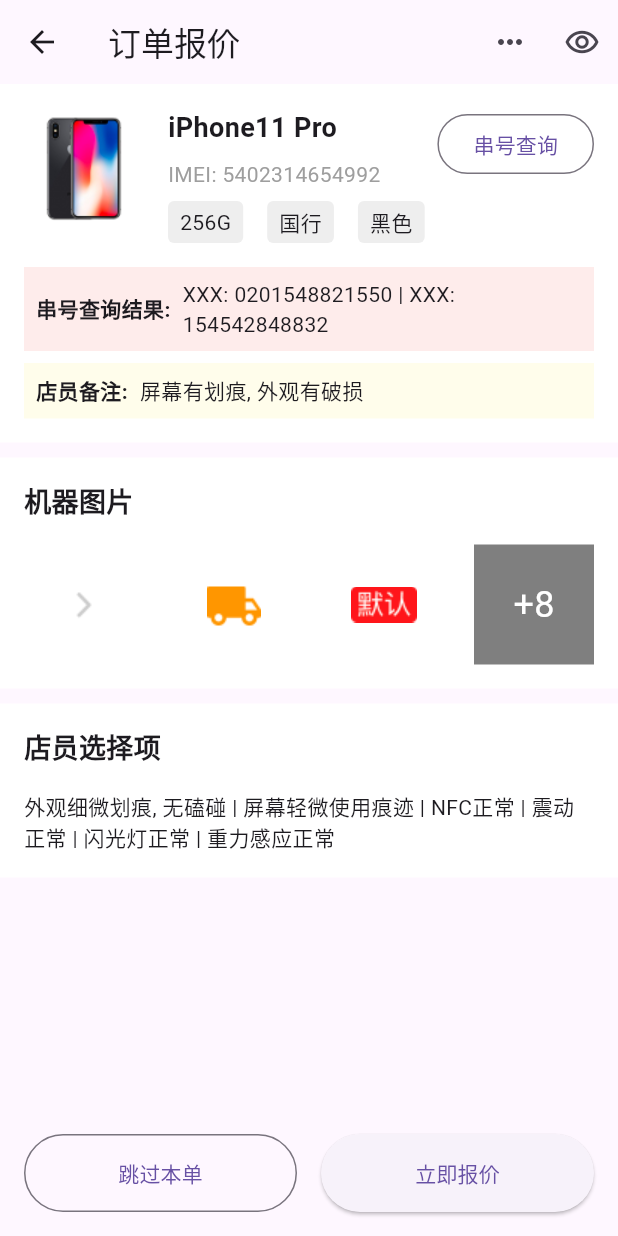
After one commit to 2248157705/mall_flutter, a Flutter app: the QuotationPage screen opened directly, on a phone screen of 412 x 824 dp. The commit adds this screen. Run offline on Flutter 3.47's test engine with Material 3 defaults, Android fonts, the phone set to English and light mode, and no system bars.

Commit message:
成交单详情

```diff
--- a/lib/home_page.dart
+++ b/lib/home_page.dart
@@ -1,5 +1,6 @@
 import 'package:flutter/material.dart';
 import 'package:login_app/detail_page.dart';
+import 'package:login_app/quotation_page.dart';
 import 'package:login_app/user_page.dart';
 
 class HomePage extends StatefulWidget {
@@ -210,10 +211,17 @@ class InquiryPage extends StatelessWidget {
   Widget _buildProductItem(BuildContext context, String imageUrl, String title, List<String> tags) {
     return GestureDetector(
       onTap: () {
-        Navigator.push(
-          context,
-          MaterialPageRoute(builder: (context) => const DetailPage()),
-        );
+        if (title == 'STM32F103VET6') {
+          Navigator.push(
+            context,
+            MaterialPageRoute(builder: (context) => const QuotationPage()),
+          );
+        } else {
+          Navigator.push(
+            context,
+            MaterialPageRoute(builder: (context) => const DetailPage()),
+          );
+        }
       },
       child: Padding(
         padding: const EdgeInsets.all(16.0),
--- /dev/null
+++ b/lib/quotation_page.dart
@@ -0,0 +1,176 @@
+
+import 'package:flutter/material.dart';
+
+class QuotationPage extends StatelessWidget {
+  const QuotationPage({super.key});
+
+  @override
+  Widget build(BuildContext context) {
+    return Scaffold(
+      appBar: AppBar(
+        title: const Text('订单报价'),
+        actions: [
+          IconButton(onPressed: () {}, icon: const Icon(Icons.more_horiz)),
+          IconButton(onPressed: () {}, icon: const Icon(Icons.remove_red_eye_outlined)),
+        ],
+      ),
+      body: SingleChildScrollView(
+        child: Column(
+          children: [
+            _buildProductInfo(),
+            _buildMachinePictures(),
+            _buildStoreOptions(),
+          ],
+        ),
+      ),
+      bottomNavigationBar: _buildBottomButtons(),
+    );
+  }
+
+  Widget _buildProductInfo() {
+    return Container(
+      color: Colors.white,
+      padding: const EdgeInsets.all(16.0),
+      child: Column(
+        children: [
+          Row(
+            crossAxisAlignment: CrossAxisAlignment.start,
+            children: [
+              Image.asset('assets/images/customer/1.png', width: 80),
+              const SizedBox(width: 16),
+              Expanded(
+                child: Column(
+                  crossAxisAlignment: CrossAxisAlignment.start,
+                  children: [
+                    const Text('iPhone11 Pro', style: TextStyle(fontSize: 18, fontWeight: FontWeight.bold)),
+                    const SizedBox(height: 8),
+                    const Text('IMEI: 5402314654992', style: TextStyle(color: Colors.grey)),
+                    const SizedBox(height: 8),
+                    Wrap( // Use Wrap to prevent overflow of tags
+                      spacing: 8.0, // space between adjacent chips
+                      runSpacing: 4.0, // space between lines
+                      children: [
+                        _buildTag('256G'),
+                        _buildTag('国行'),
+                        _buildTag('黑色'),
+                      ],
+                    ),
+                  ],
+                ),
+              ),
+              OutlinedButton(
+                onPressed: () {},
+                child: const Text('串号查询'),
+              ),
+            ],
+          ),
+          const SizedBox(height: 16),
+          _buildInfoRow('串号查询结果:', 'XXX: 0201548821550 | XXX: 154542848832', color: Colors.red.withOpacity(0.1)),
+          const SizedBox(height: 8),
+          _buildInfoRow('店员备注:', '屏幕有划痕, 外观有破损', color: Colors.yellow.withOpacity(0.1)),
+        ],
+      ),
+    );
+  }
+
+  Widget _buildTag(String label) {
+    return Container(
+      padding: const EdgeInsets.symmetric(horizontal: 8, vertical: 4),
+      margin: const EdgeInsets.only(right: 8),
+      decoration: BoxDecoration(
+        color: Colors.grey[200],
+        borderRadius: BorderRadius.circular(4),
+      ),
+      child: Text(label),
+    );
+  }
+
+  Widget _buildInfoRow(String title, String content, {required Color color}) {
+    return Container(
+      color: color,
+      padding: const EdgeInsets.all(8.0),
+      child: Row(
+        children: [
+          Text(title, style: const TextStyle(fontWeight: FontWeight.bold)),
+          const SizedBox(width: 8),
+          Expanded(child: Text(content)),
+        ],
+      ),
+    );
+  }
+
+  Widget _buildMachinePictures() {
+    return Container(
+      color: Colors.white,
+      margin: const EdgeInsets.symmetric(vertical: 10),
+      padding: const EdgeInsets.all(16.0),
+      child: Column(
+        crossAxisAlignment: CrossAxisAlignment.start,
+        children: [
+          const Text('机器图片', style: TextStyle(fontSize: 18, fontWeight: FontWeight.bold)),
+          const SizedBox(height: 16),
+          Row(
+            mainAxisAlignment: MainAxisAlignment.spaceBetween,
+            children: [
+              Image.asset('assets/images/detail/1.png', width: 80, height: 80),
+              Image.asset('assets/images/detail/2.png', width: 80, height: 80),
+              Image.asset('assets/images/detail/3.png', width: 80, height: 80),
+              Container(
+                width: 80,
+                height: 80,
+                color: Colors.black.withOpacity(0.5),
+                child: const Center(
+                  child: Text('+8', style: TextStyle(color: Colors.white, fontSize: 24)),
+                ),
+              ),
+            ],
+          ),
+        ],
+      ),
+    );
+  }
+
+  Widget _buildStoreOptions() {
+    return Container(
+      color: Colors.white,
+      padding: const EdgeInsets.all(16.0),
+      child: Column(
+        crossAxisAlignment: CrossAxisAlignment.start,
+        children: const [
+          Text('店员选择项', style: TextStyle(fontSize: 18, fontWeight: FontWeight.bold)),
+          SizedBox(height: 16),
+          Text('外观细微划痕, 无磕碰 | 屏幕轻微使用痕迹 | NFC正常 | 震动正常 | 闪光灯正常 | 重力感应正常'),
+        ],
+      ),
+    );
+  }
+
+  Widget _buildBottomButtons() {
+    return Container(
+      padding: const EdgeInsets.all(16.0),
+      child: Row(
+        children: [
+          Expanded(
+            child: OutlinedButton(
+              onPressed: () {},
+              style: OutlinedButton.styleFrom(
+                padding: const EdgeInsets.symmetric(vertical: 16),
+              ),
+              child: const Text('跳过本单'),
+            ),
+          ),
+          const SizedBox(width: 16),
+          Expanded(
+            child: ElevatedButton(
+              onPressed: () {},
+              style: ElevatedButton.styleFrom(
+                padding: const EdgeInsets.symmetric(vertical: 16),
+              ),
+              child: const Text('立即报价'),
+            ),
+          ),
+        ],
+      ),
+    );
+  }
+}
--- a/pubspec.yaml
+++ b/pubspec.yaml
@@ -64,6 +64,7 @@ flutter:
     - assets/images/detail/
     - assets/images/login/
     - assets/images/user/
+    - assets/images/customer/
 
   # An image asset can refer to one or more resolution-specific "variants", see
   # https://flutter.dev/to/resolution-aware-images
```
Also changed, not shown: assets/images/customer/1.png (added), assets/images/customer/2.png (added), assets/images/customer/3.png (added), assets/images/customer/4.png (added).
